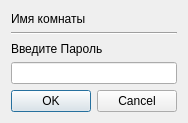
Qt form desktop/gui/passworddialog.ui (LuxoftLab/ShareClipboard) before a commit.
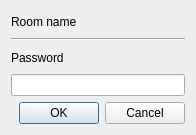
The same form after that commit.

Commit message: create room and connect room draft commit

Diff of the .ui file:
```diff
--- a/desktop/gui/passworddialog.ui
+++ b/desktop/gui/passworddialog.ui
@@ -6,8 +6,8 @@
    <rect>
     <x>0</x>
     <y>0</y>
-    <width>176</width>
-    <height>123</height>
+    <width>196</width>
+    <height>135</height>
    </rect>
   </property>
   <property name="windowTitle">
@@ -19,7 +19,7 @@
      <item>
       <widget class="QLabel" name="label_2">
        <property name="text">
-        <string>Имя комнаты </string>
+        <string>Room name</string>
        </property>
       </widget>
      </item>
@@ -33,7 +33,7 @@
      <item>
       <widget class="QLabel" name="label">
        <property name="text">
-        <string>Введите Пароль</string>
+        <string>Password</string>
        </property>
       </widget>
      </item>
```
Left out of the diff: 14 changed lines with no effect on the pictures. The commit also changes 12 other files.
